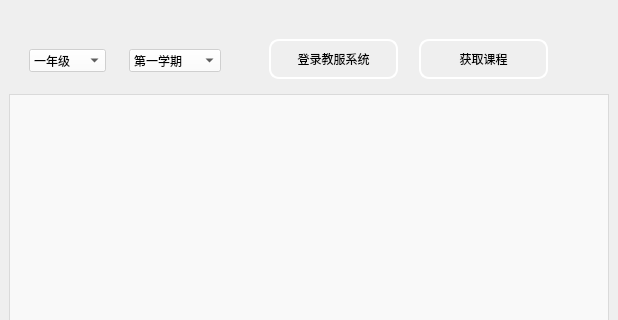
Old version of the form loadclassfromwebwidget.ui in the repository shiyu-coder/Student-information-management-system; both pictures show x 0 to 618 and y 0 to 320 of the 618 by 502 pixel window.
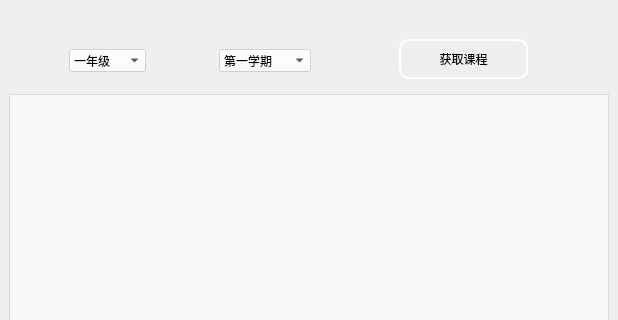
New version of the form. Icons and pictures are not drawn.

The edit to the form file:
```diff
--- a/loadclassfromwebwidget.ui
+++ b/loadclassfromwebwidget.ui
@@ -25,7 +25,7 @@
    <widget class="QComboBox" name="semesterBox">
     <property name="geometry">
      <rect>
-      <x>120</x>
+      <x>210</x>
       <y>40</y>
       <width>92</width>
       <height>23</height>
@@ -48,7 +48,7 @@
    <widget class="QComboBox" name="yearBox">
     <property name="geometry">
      <rect>
-      <x>20</x>
+      <x>60</x>
       <y>40</y>
       <width>77</width>
       <height>23</height>
@@ -81,7 +81,7 @@
    <widget class="QToolButton" name="getLessonButton">
     <property name="geometry">
      <rect>
-      <x>260</x>
+      <x>390</x>
       <y>30</y>
       <width>129</width>
       <height>40</height>
@@ -97,22 +97,6 @@
      <string notr="true">QToolButton#getLessonButton{background-color: rgba(255, 255, 255, 0);border:2px solid white;border-radius:10px;} QToolButton#getLessonButton:hover{ background-color: rgba(255, 255, 255, 150);border:2px solid white;border-radius:10px;} QToolButton#getLessonButton:pressed{background-color: rgba(255, 255, 255, 150);border:2px solid white;border-radius:10px;} </string>
     </property>
     <property name="text">
-     <string>登录教服系统</string>
-    </property>
-   </widget>
-   <widget class="QToolButton" name="ConfirmButton">
-    <property name="geometry">
-     <rect>
-      <x>410</x>
-      <y>30</y>
-      <width>129</width>
-      <height>40</height>
-     </rect>
-    </property>
-    <property name="styleSheet">
-     <string notr="true">QToolButton#ConfirmButton{background-color: rgba(255, 255, 255, 0);border:2px solid white;border-radius:10px;} QToolButton#ConfirmButton:hover{ background-color: rgba(255, 255, 255, 150);border:2px solid white;border-radius:10px;} QToolButton#ConfirmButton:pressed{background-color: rgba(255, 255, 255, 150);border:2px solid white;border-radius:10px;} </string>
-    </property>
-    <property name="text">
      <string>获取课程</string>
     </property>
    </widget>
```
Left out of the diff: 10 changed lines with no effect on the pictures.
